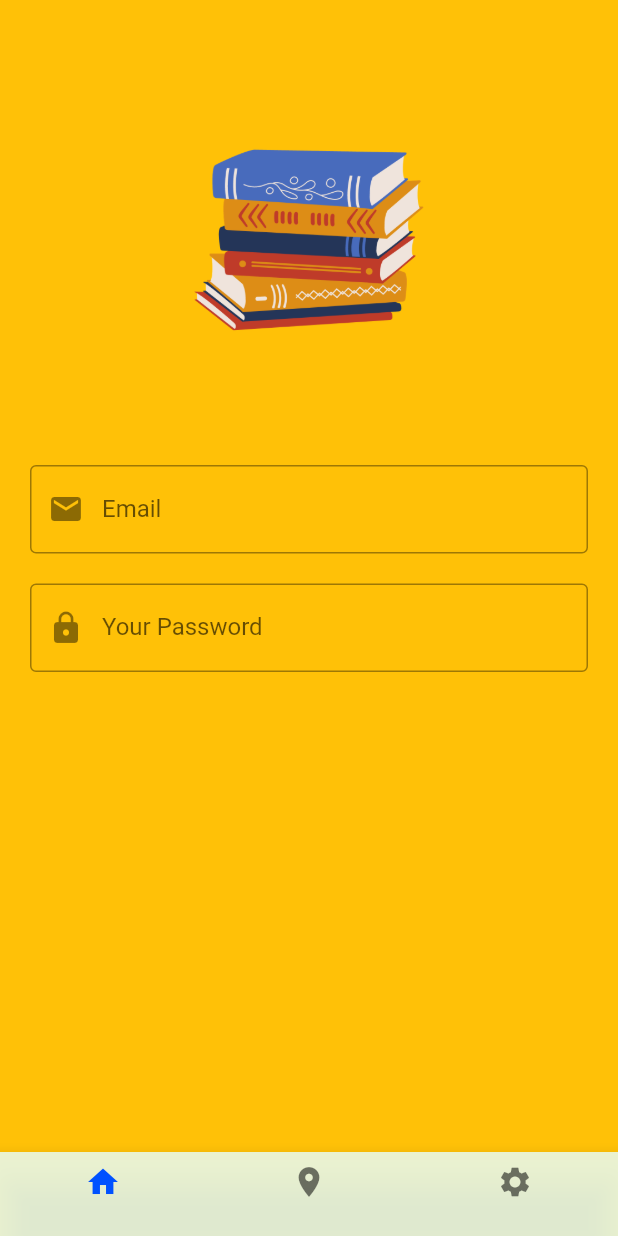
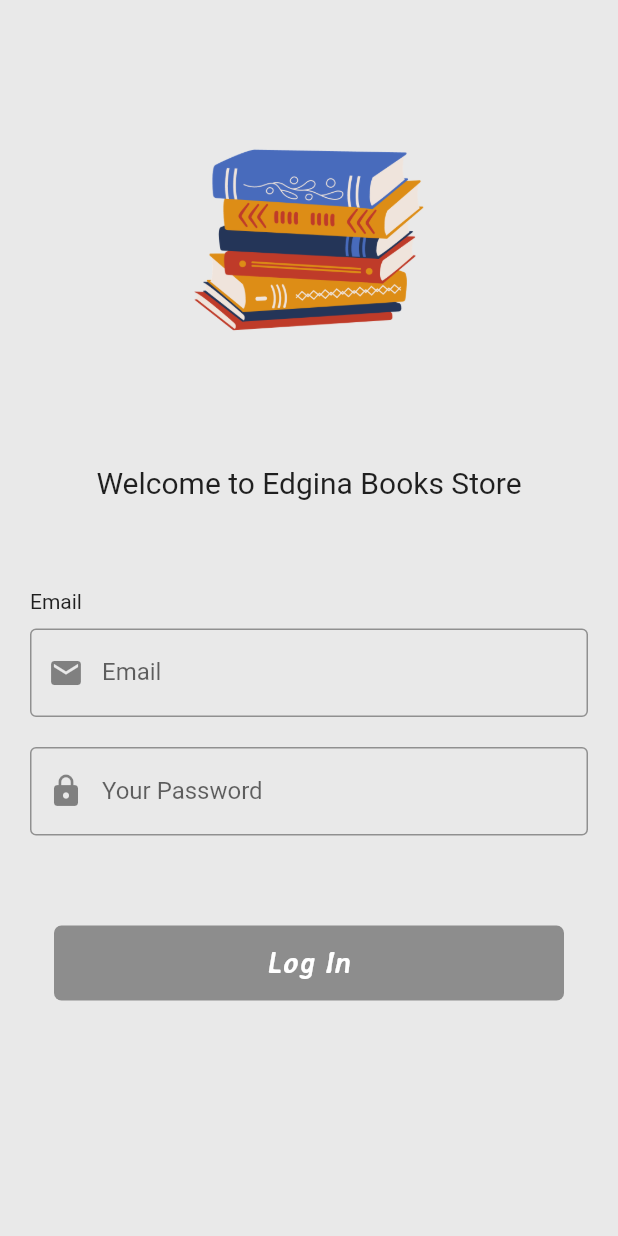
Before and after one commit to edginajlvni/uts_2020130035, a Flutter app: the screen it shows after launch, on a phone screen of 412 x 824 dp. Run offline on Flutter 3.47's test engine with Material 2 defaults, Android fonts, the light colour scheme and no system bars; Roboto replaces fonts that are missing (playbold); project files that could hold a hidden picture were left out.

Commit message:
loginscreen

```diff
--- /dev/null
+++ b/lib/HomeScreen.dart
@@ -0,0 +1,32 @@
+import 'package:flutter/material.dart';
+
+class HomeScreen extends StatefulWidget {
+  const HomeScreen({super.key});
+
+  @override
+  State<HomeScreen> createState() => _HomeScreenState();
+}
+
+class _HomeScreenState extends State<HomeScreen> {
+  @override
+  Widget build(BuildContext context) {
+    return const Scaffold(
+      backgroundColor: Color.fromARGB(255, 233, 233, 233),
+      body: SingleChildScrollView(
+          child: Padding(
+        padding: EdgeInsets.symmetric(horizontal: 20, vertical: 60),
+        child: Form(
+          child: Column(
+            crossAxisAlignment: CrossAxisAlignment.center,
+            mainAxisAlignment: MainAxisAlignment.center,
+            children: [
+              Image(
+                  height: 200,
+                  width: 200,
+                  image: AssetImage("assets/images/buku.png")),
+   ]),
+        ),
+      )),
+    );
+  }
+}
--- /dev/null
+++ b/lib/LoginScreen.dart
@@ -0,0 +1,126 @@
+import 'package:flutter/material.dart';
+import 'package:uts_2020130035/HomeScreen.dart';
+
+class LogIn extends StatefulWidget {
+  const LogIn({super.key});
+
+  @override
+  State<LogIn> createState() => _LogInState();
+}
+
+class _LogInState extends State<LogIn> {
+  int _selectedIndex = 0;
+
+  void _onItemTap(int index) {
+    setState(() {
+      _selectedIndex = index;
+    });
+  }
+
+  @override
+  Widget build(BuildContext context) {
+    return Scaffold(
+      // bottomNavigationBar: BottomNavigationBar(
+      //   items: const <BottomNavigationBarItem>[
+      //     BottomNavigationBarItem(icon: Icon(Icons.home), label: ''),
+      //     BottomNavigationBarItem(icon: Icon(Icons.location_on), label: ''),
+      //     BottomNavigationBarItem(icon: Icon(Icons.settings), label: ''),
+      //   ],
+      //   currentIndex: _selectedIndex,
+      //   backgroundColor: const Color.fromARGB(207, 232, 255, 254),
+      //   selectedItemColor: const Color.fromARGB(255, 0, 81, 255),
+      //   onTap: _onItemTap,
+      // ),
+      backgroundColor: Color.fromARGB(255, 233, 233, 233),
+      body: SingleChildScrollView(
+          child: Padding(
+        padding: EdgeInsets.symmetric(horizontal: 20, vertical: 60),
+        child: Form(
+          child: Column(
+            crossAxisAlignment: CrossAxisAlignment.center,
+            mainAxisAlignment: MainAxisAlignment.center,
+            children: [
+              Image(
+                  height: 200,
+                  width: 200,
+                  image: AssetImage("assets/images/buku.png")),
+              SizedBox(
+                height: 50,
+              ),
+              const welcome(),
+              SizedBox(
+                height: 60,
+              ),
+              Row(
+                children: [
+                  Text("Email"),
+                ],
+              ),
+              SizedBox(height:10,),
+              TextFormField(
+                keyboardType: TextInputType.emailAddress,
+                decoration: InputDecoration(
+                  labelText: "Email",
+                  border: OutlineInputBorder(),
+                  prefixIcon: Icon(Icons.email),
+                ),
+              ),
+              SizedBox(
+                height: 20,
+              ),
+              TextFormField(
+                keyboardType: TextInputType.visiblePassword,
+                decoration: InputDecoration(
+                  labelText: "Your Password",
+                  border: OutlineInputBorder(),
+                  prefixIcon: Icon(Icons.lock),
+                ),
+              ),
+              SizedBox(
+                height: 60,
+              ),
+              InkWell(
+                onTap: () {},
+                child: MaterialButton(
+                  onPressed: () {
+                    Navigator.push(
+                        context,
+                        MaterialPageRoute(
+                            builder: (context) => const HomeScreen()));
+                  },
+                  child: Container(
+                      height: 50,
+                      decoration: BoxDecoration(
+                          color: Color.fromARGB(104, 8, 8, 8),
+                          borderRadius: BorderRadius.circular(5)),
+                      child: Center(
+                        child: Text("Log In",
+                            style: TextStyle(
+                              color: Colors.white,
+                              fontSize: 20,
+                              fontFamily: 'averia',
+                            )),
+                      )),
+                ),
+              )
+            ],
+          ),
+        ),
+      )),
+    );
+  }
+}
+
+class welcome extends StatelessWidget {
+  const welcome({
+    super.key,
+  });
+
+  @override
+  Widget build(BuildContext context) {
+    return Text(
+      "Welcome to Edgina Books Store",
+      style: TextStyle(fontSize: 20, fontFamily: 'playbold'),
+    );
+  }
+}
--- a/lib/login.dart
+++ /dev/null
@@ -1,74 +0,0 @@
-import 'package:flutter/material.dart';
-
-class LogIn extends StatefulWidget {
-  const LogIn({super.key});
-
-  @override
-  State<LogIn> createState() => _LogInState();
-}
-
-class _LogInState extends State<LogIn> {
-  int _selectedIndex = 0;
-
-  void _onItemTap(int index) {
-    setState(() {
-      _selectedIndex = index;
-    });
-  }
-
-  @override
-  Widget build(BuildContext context) {
-    return Scaffold(
-      bottomNavigationBar: BottomNavigationBar(
-        items: const <BottomNavigationBarItem>[
-          BottomNavigationBarItem(icon: Icon(Icons.home), label: ''),
-          BottomNavigationBarItem(icon: Icon(Icons.location_on), label: ''),
-          BottomNavigationBarItem(icon: Icon(Icons.settings), label: ''),
-        ],
-        currentIndex: _selectedIndex,
-        backgroundColor: const Color.fromARGB(207, 232, 255, 254),
-        selectedItemColor: const Color.fromARGB(255, 0, 81, 255),
-        onTap: _onItemTap,
-      ),
-      backgroundColor: Colors.amber,
-      body: SingleChildScrollView(
-          child: Padding(
-        padding: EdgeInsets.symmetric(horizontal: 20, vertical: 60),
-        child: Form(
-          child: Column(
-            crossAxisAlignment: CrossAxisAlignment.center,
-            mainAxisAlignment: MainAxisAlignment.center,
-            children: [
-              Image(
-                  height: 200,
-                  width: 200,
-                  image: AssetImage("assets/images/buku.png")),
-              SizedBox(
-                height: 50,
-              ),
-              TextFormField(
-                keyboardType: TextInputType.emailAddress,
-                decoration: InputDecoration(
-                  labelText: "Email",
-                  border: OutlineInputBorder(),
-                  prefixIcon: Icon(Icons.email),
-                ),
-              ),
-              SizedBox(
-                height: 20,
-              ),
-              TextFormField(
-                keyboardType: TextInputType.visiblePassword,
-                decoration: InputDecoration(
-                  labelText: "Your Password",
-                  border: OutlineInputBorder(),
-                  prefixIcon: Icon(Icons.lock),
-                ),
-              ),
-            ],
-          ),
-        ),
-      )),
-    );
-  }
-}
--- a/lib/main.dart
+++ b/lib/main.dart
@@ -1,5 +1,5 @@
 import 'package:flutter/material.dart';
-import 'package:uts_2020130035/login.dart';
+import 'package:uts_2020130035/LoginScreen.dart';
 
 void main() {
   runApp(const MyApp());
@@ -14,8 +14,8 @@ class MyApp extends StatelessWidget {
     return MaterialApp(
       title: 'UTS EDGINA - 2020130035',
       theme: ThemeData(
-        // fontFamily: 'Abereto',
-      ),
+          // fontFamily: 'Abereto',
+          ),
       home: const LogIn(),
     );
   }
```
Also changed, not shown: pubspec.yaml (+20 -1 lines), assets/fonts/AveriaSans-BoldItalic.ttf (added), assets/fonts/Helmet-Regular.ttf (added), assets/fonts/PlaypenSans-Bold.ttf (added), assets/fonts/PlaypenSans-Thin.ttf (added).
